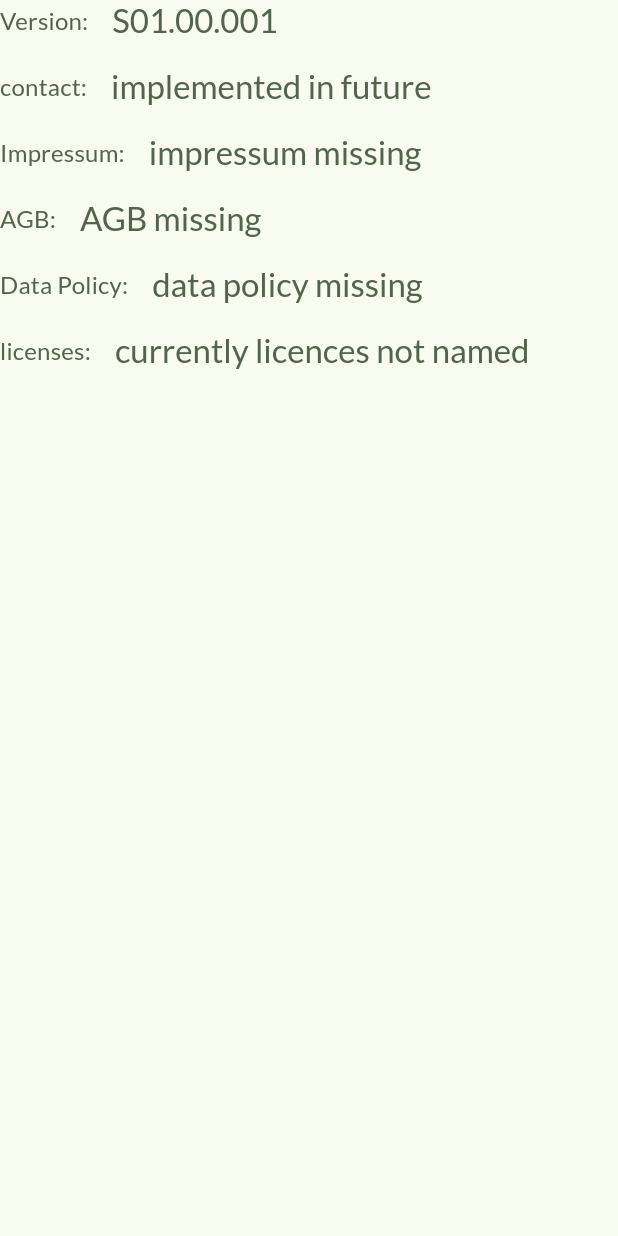
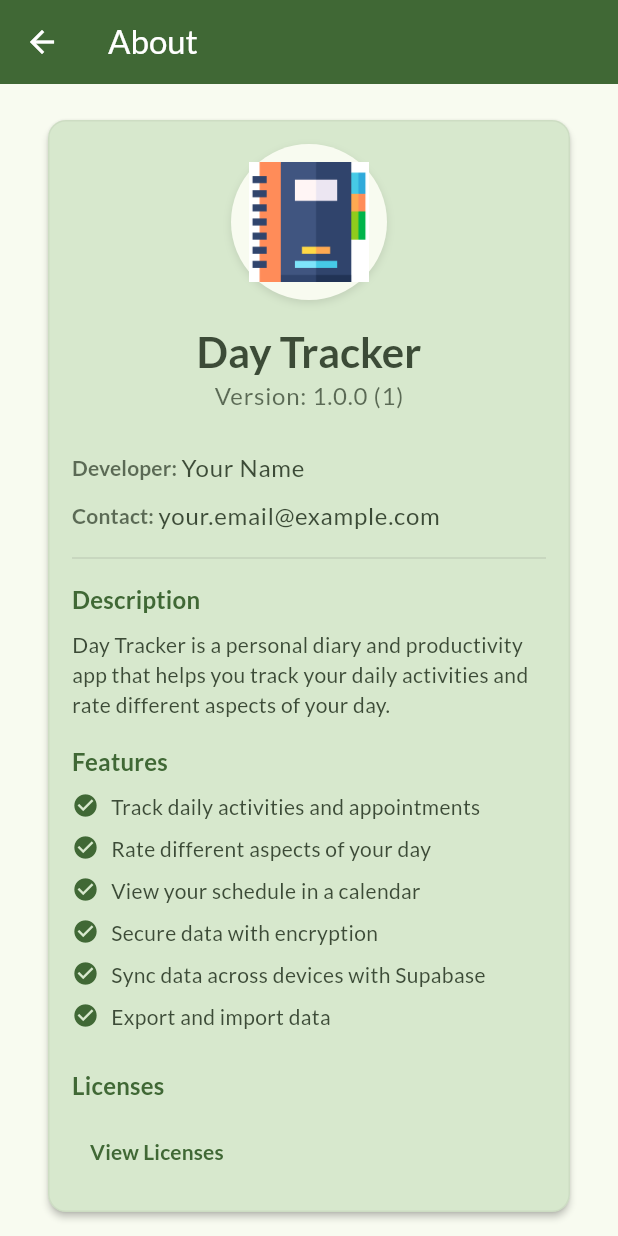
Before and after one commit to ChrisMoa/SimpleDiary, a Flutter app: the AboutPage screen opened directly, on a phone screen of 412 x 824 dp. Run offline on Flutter 3.47's test engine with Material 3 defaults, Android fonts, the phone set to English and light mode, and no system bars; our stand-ins replace flutter_dotenv, flutter_rating_bar, flutter_riverpod, google_fonts, loading_animation_widget, logger and 6 more; missing offline and left inert: encrypt, filesystem_picker, flex_color_picker, pointycastle, syncfusion_flutter_core; accounts and stored records are empty; statements that could not run were skipped.

Commit message:
update about page

```diff
--- a/lib/features/about/presentation/pages/about_page.dart
+++ b/lib/features/about/presentation/pages/about_page.dart
@@ -1,119 +1,249 @@
 import 'package:flutter/material.dart';
+import 'package:package_info_plus/package_info_plus.dart';
 
-class AboutPage extends StatelessWidget {
+class AboutPage extends StatefulWidget {
   const AboutPage({super.key});
 
   @override
+  State<AboutPage> createState() => _AboutPageState();
+}
+
+class _AboutPageState extends State<AboutPage> {
+  String _version = '';
+
+  @override
+  void initState() {
+    super.initState();
+    _loadPackageInfo();
+  }
+
+  Future<void> _loadPackageInfo() async {
+    final info = await PackageInfo.fromPlatform();
+    setState(() {
+      _version = '${info.version} (${info.buildNumber})';
+    });
+  }
+
+  @override
   Widget build(BuildContext context) {
-    const version = "S01.00.001";
-    const supportAddress = "implemented in future";
-    const impressum = "impressum missing";
-    const agb = "AGB missing";
-    const dataPolicy = "data policy missing";
-    const licenses = "currently licences not named";
+    final theme = Theme.of(context);
+    final colorScheme = theme.colorScheme;
 
     return Scaffold(
-      backgroundColor: Theme.of(context).colorScheme.background,
-      body: Center(
+      appBar: AppBar(
+        title: const Text('About'),
+        backgroundColor: colorScheme.primary,
+        foregroundColor: colorScheme.onPrimary,
+      ),
+      backgroundColor: colorScheme.surface,
+      body: ListView(
+        padding: const EdgeInsets.all(16),
+        children: [
+          Card(
+            elevation: 2,
+            color: colorScheme.secondaryContainer,
+            shape: RoundedRectangleBorder(
+              borderRadius: BorderRadius.circular(12),
+              side: BorderSide(
+                color: colorScheme.outline.withOpacity(0.1),
+                width: 1,
+              ),
+            ),
+            child: Padding(
+              padding: const EdgeInsets.all(16),
               child: Column(
+                crossAxisAlignment: CrossAxisAlignment.start,
                 children: [
-            Row(
-              mainAxisAlignment: MainAxisAlignment.start,
-              children: [
-                Text(
-                  'Version:',
-                  style: Theme.of(context).textTheme.titleMedium!.copyWith(color: Theme.of(context).colorScheme.secondary),
-                ),
-                const SizedBox(width: 16),
-                Text(
-                  version,
-                  style: Theme.of(context).textTheme.titleLarge!.copyWith(color: Theme.of(context).colorScheme.secondary),
+                  Center(
+                    child: Container(
+                      padding: const EdgeInsets.all(12),
+                      decoration: BoxDecoration(
+                        color: colorScheme.surface,
+                        shape: BoxShape.circle,
+                        boxShadow: [
+                          BoxShadow(
+                            color: colorScheme.shadow.withOpacity(0.1),
+                            blurRadius: 4,
+                            offset: const Offset(0, 2),
                           ),
                         ],
                       ),
-            const SizedBox(height: 16),
-            // the row contains
-            Row(
-              mainAxisAlignment: MainAxisAlignment.start,
-              children: [
-                Text(
-                  'contact:',
-                  style: Theme.of(context).textTheme.titleMedium!.copyWith(color: Theme.of(context).colorScheme.secondary),
+                      child: Image.asset(
+                        'assets/app_logo.png',
+                        width: 80,
+                        height: 80,
                       ),
-                const SizedBox(width: 16),
-                Text(
-                  supportAddress,
-                  style: Theme.of(context).textTheme.titleLarge!.copyWith(color: Theme.of(context).colorScheme.secondary),
                     ),
-              ],
                   ),
                   const SizedBox(height: 16),
-            // the row contains
-            Row(
-              mainAxisAlignment: MainAxisAlignment.start,
-              children: [
+                  Center(
+                    child: Text(
+                      'Day Tracker',
+                      style: theme.textTheme.headlineMedium?.copyWith(
+                        color: colorScheme.onSecondaryContainer,
+                        fontWeight: FontWeight.bold,
+                      ),
+                    ),
+                  ),
+                  Center(
+                    child: Text(
+                      'Version: $_version',
+                      style: theme.textTheme.bodyLarge?.copyWith(
+                        color:
+                            colorScheme.onSecondaryContainer.withOpacity(0.8),
+                      ),
+                    ),
+                  ),
+                  const SizedBox(height: 24),
+                  _buildInfoRow(context, 'Developer', 'Your Name'),
+                  _buildInfoRow(context, 'Contact', 'your.email@example.com'),
+                  Divider(color: colorScheme.outline.withOpacity(0.2)),
+                  const SizedBox(height: 8),
                   Text(
-                  'Impressum:',
-                  style: Theme.of(context).textTheme.titleMedium!.copyWith(color: Theme.of(context).colorScheme.secondary),
+                    'Description',
+                    style: theme.textTheme.titleMedium?.copyWith(
+                      color: colorScheme.primary,
+                      fontWeight: FontWeight.bold,
                     ),
-                const SizedBox(width: 16),
+                  ),
+                  const SizedBox(height: 8),
                   Text(
-                  impressum,
-                  style: Theme.of(context).textTheme.titleLarge!.copyWith(color: Theme.of(context).colorScheme.secondary),
+                    'Day Tracker is a personal diary and productivity app that helps you track your daily activities and rate different aspects of your day.',
+                    style: theme.textTheme.bodyMedium?.copyWith(
+                      color: colorScheme.onSecondaryContainer,
                     ),
-              ],
                   ),
                   const SizedBox(height: 16),
-            // the row contains
-            Row(
-              mainAxisAlignment: MainAxisAlignment.start,
-              children: [
                   Text(
-                  'AGB:',
-                  style: Theme.of(context).textTheme.titleMedium!.copyWith(color: Theme.of(context).colorScheme.secondary),
+                    'Features',
+                    style: theme.textTheme.titleMedium?.copyWith(
+                      color: colorScheme.primary,
+                      fontWeight: FontWeight.bold,
                     ),
-                const SizedBox(width: 16),
+                  ),
+                  const SizedBox(height: 8),
+                  _buildFeatureItem(
+                    context,
+                    'Track daily activities and appointments',
+                  ),
+                  _buildFeatureItem(
+                    context,
+                    'Rate different aspects of your day',
+                  ),
+                  _buildFeatureItem(
+                    context,
+                    'View your schedule in a calendar',
+                  ),
+                  _buildFeatureItem(context, 'Secure data with encryption'),
+                  _buildFeatureItem(
+                    context,
+                    'Sync data across devices with Supabase',
+                  ),
+                  _buildFeatureItem(context, 'Export and import data'),
+                  const SizedBox(height: 16),
                   Text(
-                  agb,
-                  style: Theme.of(context).textTheme.titleLarge!.copyWith(color: Theme.of(context).colorScheme.secondary),
+                    'Licenses',
+                    style: theme.textTheme.titleMedium?.copyWith(
+                      color: colorScheme.primary,
+                      fontWeight: FontWeight.bold,
                     ),
-              ],
                   ),
-            const SizedBox(height: 16),
-            // the row contains
-            Row(
-              mainAxisAlignment: MainAxisAlignment.start,
-              children: [
-                Text(
-                  'Data Policy:',
-                  style: Theme.of(context).textTheme.titleMedium!.copyWith(color: Theme.of(context).colorScheme.secondary),
+                  const SizedBox(height: 8),
+                  TextButton(
+                    onPressed: () {
+                      showLicensePage(
+                        context: context,
+                        applicationName: 'Day Tracker',
+                        applicationVersion: _version,
+                        applicationIcon: Padding(
+                          padding: const EdgeInsets.all(8.0),
+                          child: Image.asset(
+                            'assets/app_logo.png',
+                            width: 48,
+                            height: 48,
                           ),
-                const SizedBox(width: 16),
-                Text(
-                  dataPolicy,
-                  style: Theme.of(context).textTheme.titleLarge!.copyWith(color: Theme.of(context).colorScheme.secondary),
                         ),
-              ],
+                      );
+                    },
+                    style: TextButton.styleFrom(
+                      foregroundColor: colorScheme.primary,
                     ),
-            const SizedBox(height: 16),
-            // the row contains
-            Row(
-              mainAxisAlignment: MainAxisAlignment.start,
-              children: [
-                Text(
-                  'licenses:',
-                  style: Theme.of(context).textTheme.titleMedium!.copyWith(color: Theme.of(context).colorScheme.secondary),
+                    child: Text(
+                      'View Licenses',
+                      style: TextStyle(fontWeight: FontWeight.bold),
                     ),
-                const SizedBox(width: 16),
-                Text(
-                  licenses,
-                  style: Theme.of(context).textTheme.titleLarge!.copyWith(color: Theme.of(context).colorScheme.secondary),
-                ),
-              ],
                   ),
                 ],
               ),
             ),
+          ),
+          Padding(
+            padding: const EdgeInsets.symmetric(vertical: 16),
+            child: Center(
+              child: Text(
+                '© ${DateTime.now().year} Your Company',
+                style: theme.textTheme.bodySmall?.copyWith(
+                  color: colorScheme.onSurface.withOpacity(0.6),
+                ),
+              ),
+            ),
+          ),
+        ],
+      ),
+    );
+  }
+
+  Widget _buildInfoRow(BuildContext context, String label, String value) {
+    final theme = Theme.of(context);
+    final colorScheme = theme.colorScheme;
+
+    return Padding(
+      padding: const EdgeInsets.only(bottom: 8),
+      child: Row(
+        children: [
+          Text(
+            '$label: ',
+            style: theme.textTheme.titleSmall?.copyWith(
+              color: colorScheme.onSecondaryContainer.withOpacity(0.8),
+              fontWeight: FontWeight.bold,
+            ),
+          ),
+          Text(
+            value,
+            style: theme.textTheme.bodyLarge?.copyWith(
+              color: colorScheme.onSecondaryContainer,
+            ),
+          ),
+        ],
+      ),
+    );
+  }
+
+  Widget _buildFeatureItem(BuildContext context, String feature) {
+    final theme = Theme.of(context);
+    final colorScheme = theme.colorScheme;
+
+    return Padding(
+      padding: const EdgeInsets.only(bottom: 8),
+      child: Row(
+        crossAxisAlignment: CrossAxisAlignment.start,
+        children: [
+          Icon(
+            Icons.check_circle,
+            size: 18,
+            color: colorScheme.primary,
+          ),
+          const SizedBox(width: 8),
+          Expanded(
+            child: Text(
+              feature,
+              style: theme.textTheme.bodyMedium?.copyWith(
+                color: colorScheme.onSecondaryContainer,
+              ),
+            ),
+          ),
+        ],
+      ),
     );
   }
 }
--- a/pubspec.yaml
+++ b/pubspec.yaml
@@ -61,6 +61,7 @@ dependencies:
   flex_color_picker: ^3.3.1
   shared_preferences: ^2.2.2
   permission_handler: ^12.0.0+1
+  package_info_plus: ^8.3.0
 
 dependency_overrides:
   intl: ^0.18.1
@@ -100,6 +101,7 @@ flutter:
   # To add assets to your application, add an assets section, like this:
   assets:
     - assets/images/chat.png
+    - assets/
     - assets/images/assistant_icon.png
     - assets/images/User-icon-256-blue.png
     - .env
```
Lines whose indentation alone changed are shown as unchanged.
